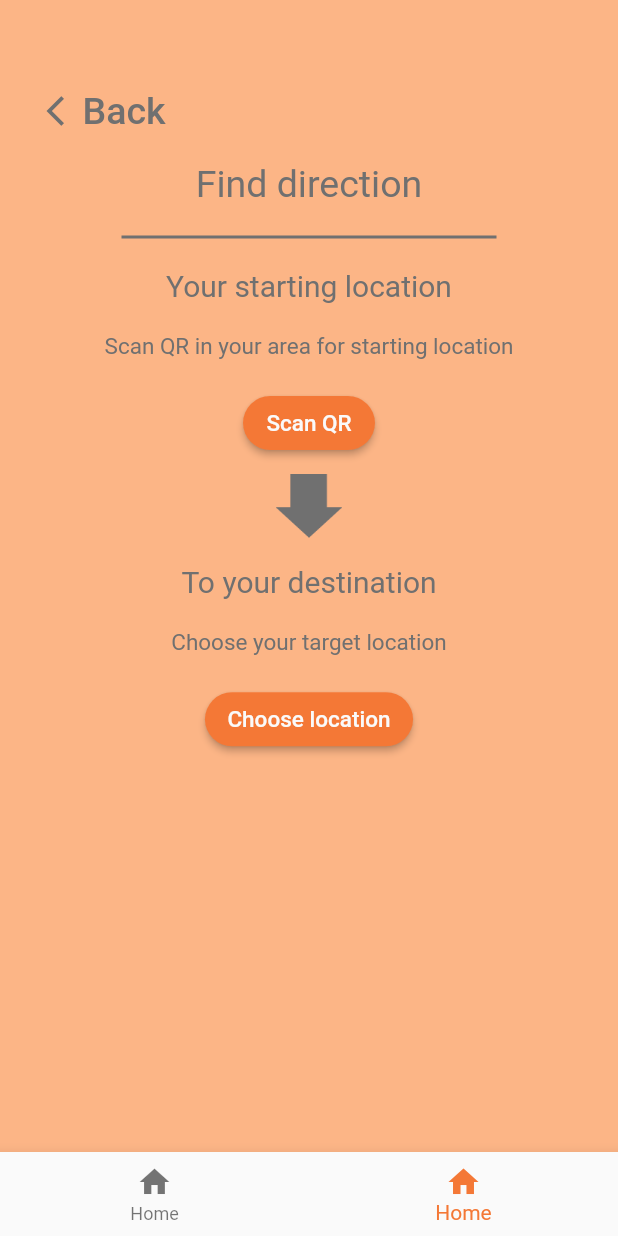
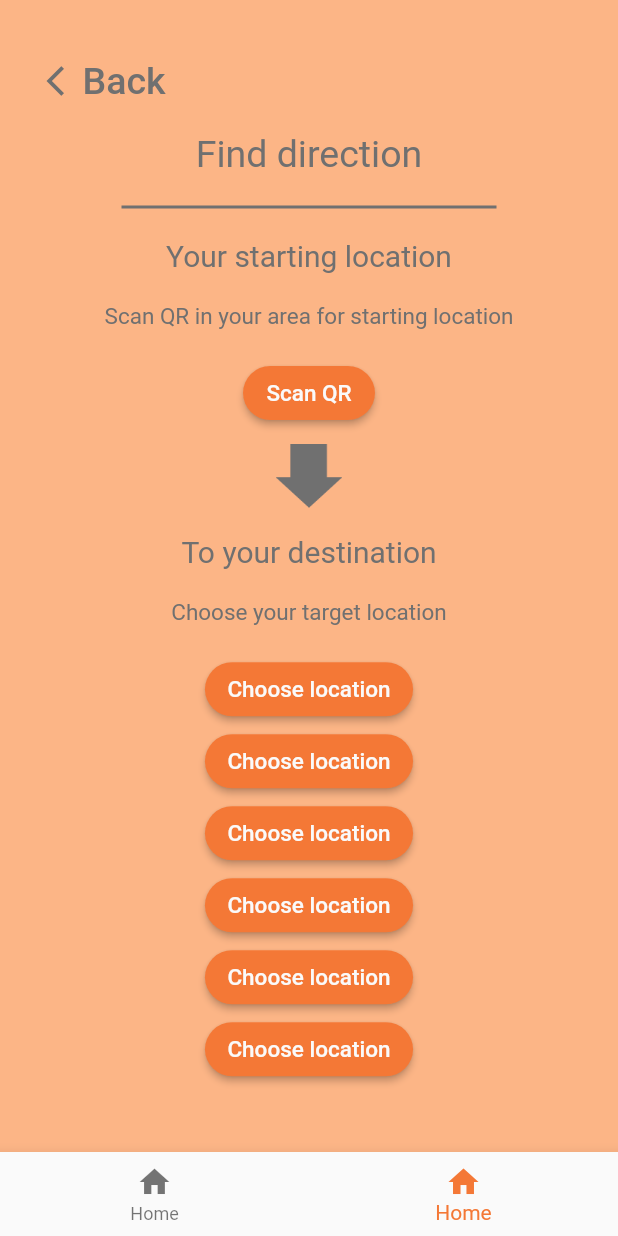
Before and after one commit to Onnopz/LXMobileApp, a Flutter app: the screen it shows after launch, item 2 of the bottom bar chosen, on a phone screen of 412 x 824 dp. Run offline on Flutter 3.47's test engine with Material 2 defaults, Android fonts, the light colour scheme and no system bars; missing offline and left inert: qrscan.

Commit message:
(แก้) find direction ยืดได้ทั้งหน้า

```diff
--- a/lib/data_storage.dart
+++ b/lib/data_storage.dart
@@ -2,7 +2,6 @@ import 'package:flutter/cupertino.dart';
 import 'package:flutter/material.dart';
 import 'package:lx_mobile_app/find_direction.dart';
 import 'package:lx_mobile_app/home_page.dart';
-import 'package:lx_mobile_app/splash.dart';
 
 class DataStorage {
   // Color
@@ -13,7 +12,7 @@ class DataStorage {
 
   //  margin
   static const double mainMargin_LR = 15.0;
-  static const double mainMargin_TB = 50.0;
+  static const double mainMargin_TB = 30.0;
 
   static const double widgetMargin_head = 40.0;
   static const double widgetMargin_secondHeader = 15.0;
@@ -126,8 +125,9 @@ class CustomBodyContainer extends Container {
                 DataStorage.mainMargin_LR,
                 DataStorage.mainMargin_TB,
                 DataStorage.mainMargin_LR,
-                DataStorage.mainMargin_TB),
-            child: Column(
+                0
+            ),
+            child: ListView(
               children: <Widget>[
                 // This row is for BACK Button
                 Row(
@@ -147,6 +147,8 @@ class CustomBodyContainer extends Container {
                 Row(
                     mainAxisAlignment: MainAxisAlignment.center,
                     children: <Widget>[
+
+
                       Column(
                         children: children,
                       ),
@@ -196,6 +198,16 @@ class LocationStorage {
     "Location 1",
     "Location 2",
     "Location 3",
-    "Location 4"
+    "Location 4",
+    "Location 5",
+    "Location 6",
+    "Location 7",
+    "Location 8",
+    "Location 9",
+    "Location 10",
+    "Location 11",
+    "Location 12",
+    "Location 13",
+    "Location 14",
   ];
 }
--- a/lib/find_direction.dart
+++ b/lib/find_direction.dart
@@ -36,6 +36,10 @@ class _FindDirectionState extends State<FindDirection> {
         setState(() {
           originCol = Column(
             children: <Widget>[
+              Image.asset(
+                "assets/loc${LocationStorage.origin}.jpg",
+                scale: 20,
+              ),
               CustomText(LocationStorage.locationName[LocationStorage.origin],
                   0, 0, 0, 18, DataStorage.textSize_body),
             ],
@@ -72,6 +76,10 @@ class _FindDirectionState extends State<FindDirection> {
     setState(() {
       originCol = Column(
         children: <Widget>[
+          Image.asset(
+            "assets/loc${LocationStorage.origin}.jpg",
+            scale: 21,
+          ),
           CustomText(LocationStorage.locationName[LocationStorage.origin], 0, 0,
               0, 18, DataStorage.textSize_body),
         ],
@@ -103,22 +111,15 @@ class _FindDirectionState extends State<FindDirection> {
     scanner.scan().then((String str) {
       if (checkQR_valid(str)) {
         String tmp = str.substring(21);
-        print("\n\n\nTmp is $tmp\n\n\n");
         String extract = "";
         for (var i = 0; i < tmp.length && "0123456789".contains(tmp[i]); i++) {
           extract += tmp[i];
         }
 
-        print("\n\n\n\n\n\nExtracted string is $extract\n\n\n\n\n\n");
-        print("\n\n\n\nParsed ${int.parse(extract)}\n\n\n\n");
-        print(LocationStorage.locationName.length);
-        print(int.parse(extract) > LocationStorage.locationName.length);
-        if (int.parse(extract) > LocationStorage.locationName.length) {
-          print("\n\n\n\n\nParsed ${int.parse(extract)}\n\n\n\n\n");
+        if (int.parse(extract) > LocationStorage.locationName.length - 1) {
           onScanFail();
         } else {
           onScanDone(int.parse(extract));
-          print("\n\n\nParsed ${int.parse(extract)}\n\n\n");
         }
       } else {
         onScanFail();
@@ -133,15 +134,13 @@ class _FindDirectionState extends State<FindDirection> {
   @override
   Widget build(BuildContext context) {
     return Scaffold(
-      bottomNavigationBar: CustomNavigationBar(
-          (int i) {
+      bottomNavigationBar: CustomNavigationBar((int i) {
         Navigator.of(context).push(MaterialPageRoute(
             builder: (context) => CustomNavigationBar.page[i]));
-          },
-          pageIndex
-      ),
+      }, pageIndex),
       backgroundColor: DataStorage.bg_Color,
-      body: CustomBodyContainer(<Widget>[
+      body: CustomBodyContainer(
+            <Widget>[
               CustomText("Find direction", 0, 0, 0, 20, DataStorage.textSize_head),
               HorizontalLine(),
               Column(
@@ -160,6 +159,7 @@ class _FindDirectionState extends State<FindDirection> {
                 "assets/arrowdown.png",
                 scale: 2,
               ),
+
           Column(
             children: <Widget>[
               CustomText("To your destination", 0, 18, 0, 20,
@@ -168,10 +168,38 @@ class _FindDirectionState extends State<FindDirection> {
               CustomButton("Choose location", DataStorage.textSize_smallButton,
                   DataStorage.buttonSmallLR, DataStorage.buttonSmallTB, () {
                     print("Go to choose location");
-            }),
+                  }
+              ),
+              CustomButton("Choose location", DataStorage.textSize_smallButton,
+                  DataStorage.buttonSmallLR, DataStorage.buttonSmallTB, () {
+                    print("Go to choose location");
+                  }
+              ),
+              CustomButton("Choose location", DataStorage.textSize_smallButton,
+                  DataStorage.buttonSmallLR, DataStorage.buttonSmallTB, () {
+                    print("Go to choose location");
+                  }
+              ),
+              CustomButton("Choose location", DataStorage.textSize_smallButton,
+                  DataStorage.buttonSmallLR, DataStorage.buttonSmallTB, () {
+                    print("Go to choose location");
+                  }
+              ),
+              CustomButton("Choose location", DataStorage.textSize_smallButton,
+                  DataStorage.buttonSmallLR, DataStorage.buttonSmallTB, () {
+                    print("Go to choose location");
+                  }
+              ),
+              CustomButton("Choose location", DataStorage.textSize_smallButton,
+                  DataStorage.buttonSmallLR, DataStorage.buttonSmallTB, () {
+                    print("Go to choose location");
+                  }
+              ),
             ],
           ),
-      ], context),
+
+        ], context
+      ),
     );
   }
 }
--- a/lib/main.dart
+++ b/lib/main.dart
@@ -1,5 +1,4 @@
 import 'package:flutter/material.dart';
-import 'package:lx_mobile_app/find_direction.dart';
 import 'package:lx_mobile_app/splash.dart';
 
 void main() => runApp(MyApp());
```
Also changed, not shown: pubspec.yaml (+17 -0 lines). Lines whose indentation alone changed are shown as unchanged.
